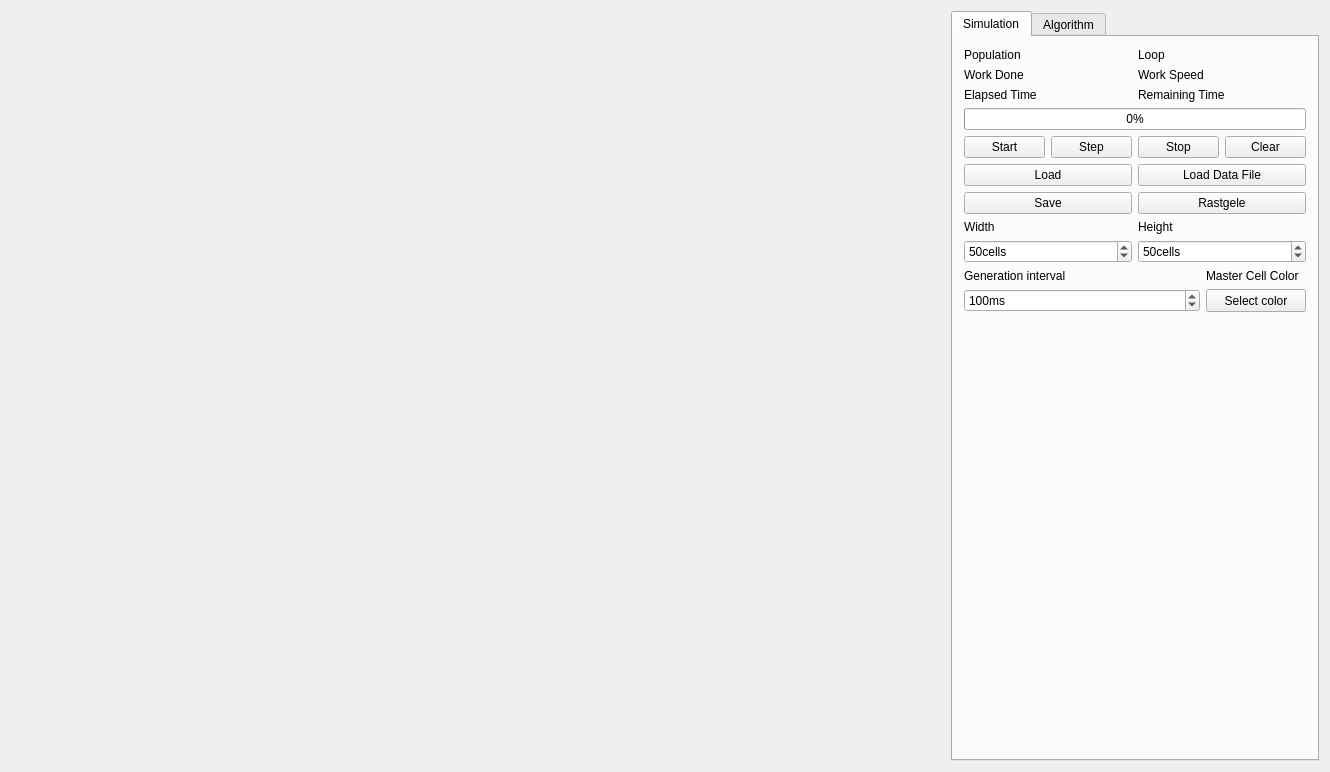
Qt form ui/mainwindow.ui (eserlxl/conway) before a commit.
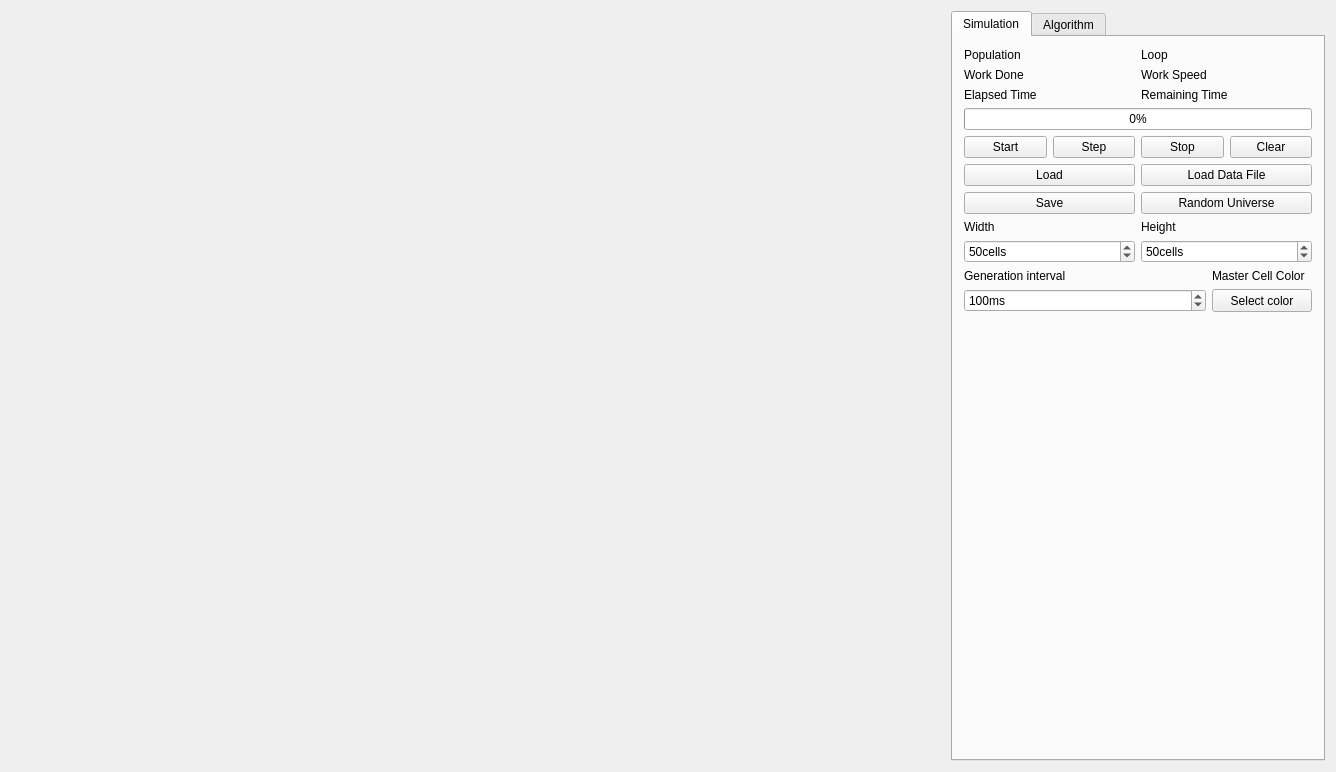
The same form after that commit.

Commit message: Language fix for randomUniverse.

Patch:
```diff
--- a/ui/mainwindow.ui
+++ b/ui/mainwindow.ui
@@ -6,7 +6,7 @@
    <rect>
     <x>0</x>
     <y>0</y>
-    <width>1296</width>
+    <width>1336</width>
     <height>772</height>
    </rect>
   </property>
@@ -17,6 +17,9 @@
    <layout class="QGridLayout" name="gridLayout_4">
     <item row="0" column="0">
      <layout class="QHBoxLayout" name="mainLayout">
+      <property name="spacing">
+       <number>6</number>
+      </property>
       <item>
        <layout class="QVBoxLayout" name="gameLayout">
         <item>
@@ -215,7 +218,7 @@
             <item row="2" column="1">
              <widget class="QPushButton" name="rastgele">
               <property name="text">
-               <string>Rastgele</string>
+               <string>Random Universe</string>
               </property>
              </widget>
             </item>
```
Left out of the diff: 5 changed lines with no effect on the pictures.
